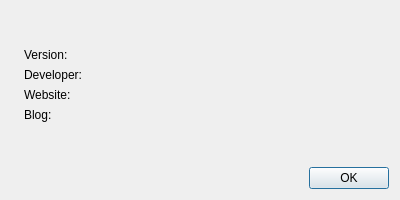
The window that src/aboutdialog.ui (ty0x2333/TyLauncher) describes before a commit, drawn with Qt 5.
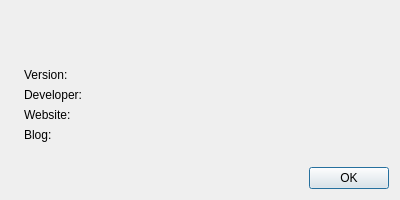
The same window after the commit. Icons and pictures are not drawn.

```diff
--- a/src/aboutdialog.ui
+++ b/src/aboutdialog.ui
@@ -45,7 +45,10 @@
          </property>
         </widget>
        </item>
-       <item row="1" column="0" colspan="2">
+       <item row="1" column="0">
+        <widget class="QLabel" name="copyrightLbl"/>
+       </item>
+       <item row="2" column="0">
         <layout class="QFormLayout" name="formLayout_3">
          <item row="0" column="0">
           <widget class="QLabel" name="versionTitleLbl">
@@ -63,7 +66,7 @@
          </item>
         </layout>
        </item>
-       <item row="2" column="0" colspan="2">
+       <item row="3" column="0">
         <layout class="QFormLayout" name="formLayout_2">
          <item row="0" column="0">
           <widget class="QLabel" name="developerTitleLbl">
@@ -84,7 +87,7 @@
          </item>
         </layout>
        </item>
-       <item row="3" column="0" colspan="2">
+       <item row="4" column="0">
         <layout class="QFormLayout" name="formLayout">
          <item row="0" column="0">
           <widget class="QLabel" name="websiteTitleLbl">
@@ -105,7 +108,7 @@
          </item>
         </layout>
        </item>
-       <item row="4" column="0" colspan="2">
+       <item row="5" column="0">
         <layout class="QFormLayout" name="formLayout_4">
          <item row="0" column="0">
           <widget class="QLabel" name="blogTitleLbl">
@@ -126,7 +129,7 @@
          </item>
         </layout>
        </item>
-       <item row="5" column="1">
+       <item row="6" column="0">
         <spacer name="verticalSpacer">
          <property name="orientation">
           <enum>Qt::Vertical</enum>
```
